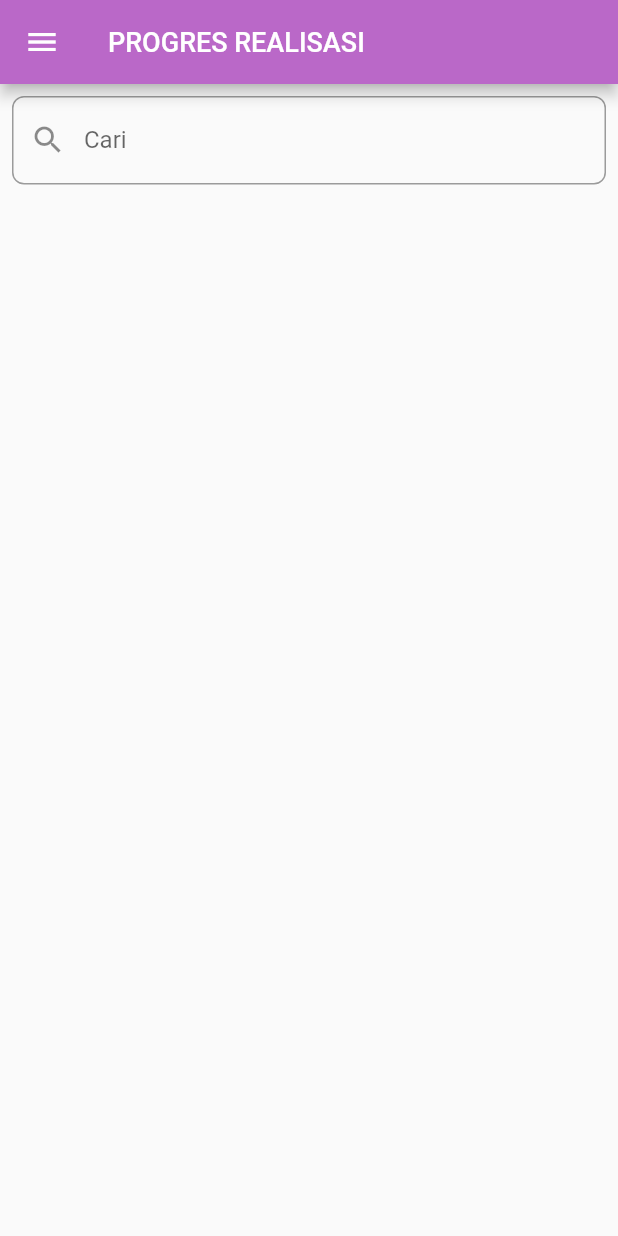
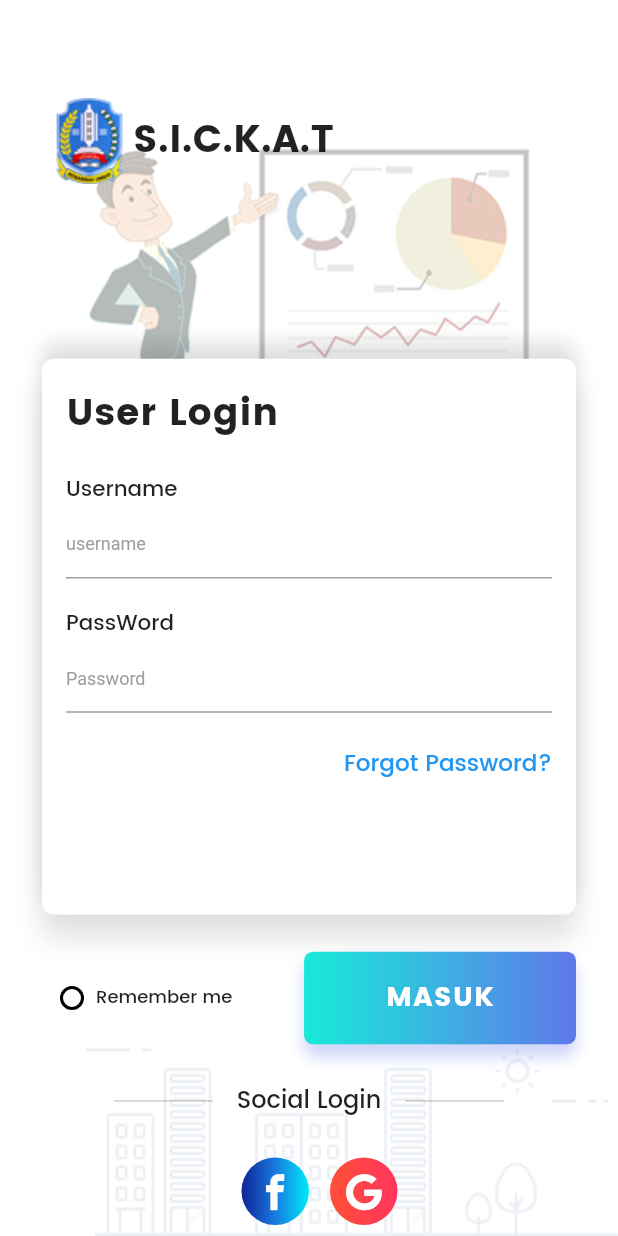
Before and after one commit to Ekhel/Http-Request-dari-Web-Services-API-Flutter, a Flutter app: the screen it shows after launch, on a phone screen of 412 x 824 dp. Run offline on Flutter 3.47's test engine with Material 2 defaults, Android fonts, the phone set to English and light mode, and no system bars; our stand-ins replace carousel_pro, flutter_screenutil.

Commit message:
Login & Cards

```diff
--- /dev/null
+++ b/lib/CustomIcons.dart
@@ -0,0 +1,9 @@
+import 'package:flutter/material.dart';
+
+class CustomIcons {
+  static const IconData twitter = IconData(0xe900, fontFamily: "CustomIcons");
+  static const IconData facebook = IconData(0xe901, fontFamily: "CustomIcons");
+  static const IconData googlePlus =
+      IconData(0xe902, fontFamily: "CustomIcons");
+  static const IconData linkedin = IconData(0xe903, fontFamily: "CustomIcons");
+}
--- /dev/null
+++ b/lib/Widgets/FormCard.dart
@@ -0,0 +1,78 @@
+import 'package:flutter/material.dart';
+import 'package:flutter_screenutil/flutter_screenutil.dart';
+
+class FormCard extends StatelessWidget {
+  @override
+  Widget build(BuildContext context) {
+    return new Container(
+      width: double.infinity,
+      height: ScreenUtil.getInstance().setHeight(600),
+      decoration: BoxDecoration(
+          color: Colors.white,
+          borderRadius: BorderRadius.circular(8.0),
+          boxShadow: [
+            BoxShadow(
+                color: Colors.black12,
+                offset: Offset(0.0, 15.0),
+                blurRadius: 15.0),
+            BoxShadow(
+                color: Colors.black12,
+                offset: Offset(0.0, -10.0),
+                blurRadius: 10.0),
+          ]),
+      child: Padding(
+        padding: EdgeInsets.only(left: 16.0, right: 16.0, top: 16.0),
+        child: Column(
+          crossAxisAlignment: CrossAxisAlignment.start,
+          children: <Widget>[
+            Text("User Login",
+                style: TextStyle(
+                    fontSize: ScreenUtil.getInstance().setSp(45),
+                    fontFamily: "Poppins-Bold",
+                    letterSpacing: .6)),
+            SizedBox(
+              height: ScreenUtil.getInstance().setHeight(30),
+            ),
+            Text("Username",
+                style: TextStyle(
+                    fontFamily: "Poppins-Medium",
+                    fontSize: ScreenUtil.getInstance().setSp(26))),
+            TextField(
+              decoration: InputDecoration(
+                  hintText: "username",
+                  hintStyle: TextStyle(color: Colors.grey, fontSize: 12.0)),
+            ),
+            SizedBox(
+              height: ScreenUtil.getInstance().setHeight(30),
+            ),
+            Text("PassWord",
+                style: TextStyle(
+                    fontFamily: "Poppins-Medium",
+                    fontSize: ScreenUtil.getInstance().setSp(26))),
+            TextField(
+              obscureText: true,
+              decoration: InputDecoration(
+                  hintText: "Password",
+                  hintStyle: TextStyle(color: Colors.grey, fontSize: 12.0)),
+            ),
+            SizedBox(
+              height: ScreenUtil.getInstance().setHeight(35),
+            ),
+            Row(
+              mainAxisAlignment: MainAxisAlignment.end,
+              children: <Widget>[
+                Text(
+                  "Forgot Password?",
+                  style: TextStyle(
+                      color: Colors.blue,
+                      fontFamily: "Poppins-Medium",
+                      fontSize: ScreenUtil.getInstance().setSp(28)),
+                )
+              ],
+            )
+          ],
+        ),
+      ),
+    );
+  }
+}
--- /dev/null
+++ b/lib/Widgets/SocialIcons.dart
@@ -0,0 +1,26 @@
+import 'package:flutter/material.dart';
+
+class SocialIcon extends StatelessWidget {
+  final List<Color> colors;
+  final IconData iconData;
+  final Function onPressed;
+  SocialIcon({this.colors, this.iconData, this.onPressed});
+  @override
+  Widget build(BuildContext context) {
+    return new Padding(
+      padding: EdgeInsets.only(left: 14.0),
+      child: Container(
+        width: 45.0,
+        height: 45.0,
+        decoration: BoxDecoration(
+            shape: BoxShape.circle,
+            gradient: LinearGradient(colors: colors, tileMode: TileMode.clamp)),
+        child: RawMaterialButton(
+          shape: CircleBorder(),
+          onPressed: onPressed,
+          child: Icon(iconData, color: Colors.white),
+        ),
+      ),
+    );
+  }
+}
--- a/lib/main.dart
+++ b/lib/main.dart
@@ -4,10 +4,11 @@ import 'package:http/http.dart' as http;
 import 'dart:async';
 import 'dart:convert';
 import './page/detail.dart';
+import './page/login.dart';
 
 void main() {
   runApp(MaterialApp(
-    home: HomePage(),
+    home: Login(),
   ));
 }
 
@@ -106,6 +107,22 @@ class _HomePageState extends State<HomePage> {
                 ),
               ),
             ),
+            InkWell(
+              onTap: () {
+                Navigator.push(
+                  context,
+                  MaterialPageRoute(builder: (context) => Login())
+                );
+              },
+              child: ListTile(
+                title:
+                    Text("Log Out", style: TextStyle(color: Colors.green[800])),
+                leading: Icon(
+                  Icons.exit_to_app,
+                  color: Colors.green[600],
+                ),
+              ),
+            ),
           ],
         ),
       ),
@@ -129,6 +146,7 @@ class _HomePageState extends State<HomePage> {
             ),
             Expanded(
                 child: ListView.builder(
+
                   itemCount: userData == null ? 0 : userData.length,
                   itemBuilder: (BuildContext context, int index){
                     return Card(
--- a/lib/page/detail.dart
+++ b/lib/page/detail.dart
@@ -1,15 +1,37 @@
 import 'package:flutter/material.dart';
 import 'package:carousel_pro/carousel_pro.dart';
+import 'package:http/http.dart' as http;
+import 'dart:async';
+import 'dart:convert';
 import '../main.dart';
 
 class Detail extends StatefulWidget {
+  //final String skpd;
+  //Detail({Key key, this.skpd}) : super(key: key);
+
   @override
   _DetailState createState() => _DetailState();
 }
 
 class _DetailState extends State<Detail> {
+  static String skpd;
+  Map data;
+  List dataDetail;
+
+  String url = 'http://sickat.jayapurakab.go.id/api/get_detail_realisasi_pd/2';
+  Future getData() async {
+    http.Response response =
+        await http.get('http://sickat.jayapurakab.go.id/api/get_detail_realisasi_pd/2');
+    data = json.decode(response.body);
+    setState(() {
+      dataDetail = data["skpd"];
+    });
+    debugPrint(dataDetail.toString());
+  }
+
+
   Widget imageCarousel = new Container(
-      height: 200.0,
+      height: 150.0,
       child: Carousel(
         overlayShadow: false,
         borderRadius: true,
@@ -43,24 +65,24 @@ class _DetailState extends State<Detail> {
             )
           ],
         ),
-        body: ListView(
-          children: <Widget>[
-            SizedBox(height: 5.0),
-            imageCarousel,
-            Padding(
-              padding: const EdgeInsets.only(
-                top: 8.0,
-                left: 8.0,
+        body: ListView.builder(
+          scrollDirection: Axis.vertical,
+          itemCount: dataDetail == null ? 0 : dataDetail.length,
+          itemBuilder: (BuildContext context, int index){
+            imageCarousel;
+            return Card(
+              child: Padding(
+                padding: const EdgeInsets.symmetric(
+                  vertical: 16.0,
+                  horizontal: 24.0,
+                ),
+                child: ListTile(
+                  title: Text("Dinas Kesehatan".toUpperCase()),
+                  subtitle: Text("11.200.000"),
+                ),
               ),
-              child: Text(
-                'Detail Realisasi DINKES',
-                style: TextStyle(
-                    fontWeight: FontWeight.bold,
-                    fontSize: 18.0,
-                    color: Colors.purpleAccent),
-              ),
-            ),
-          ],
+            );
+          }
         ),
       ),
     );
--- /dev/null
+++ b/lib/page/login.dart
@@ -0,0 +1,226 @@
+import 'package:flutter/material.dart';
+import 'package:flutter_screenutil/flutter_screenutil.dart';
+import '../Widgets/FormCard.dart';
+import '../Widgets/SocialIcons.dart';
+import '../CustomIcons.dart';
+import '../main.dart';
+
+class Login extends StatefulWidget {
+  @override
+  _LoginState createState() => _LoginState();
+}
+
+class _LoginState extends State<Login> {
+  bool _isSelected = false;
+
+  void _radio()   {
+    setState(() {
+      _isSelected = !_isSelected;
+    });
+  }
+
+  Widget radioButton(bool isSelected) => Container(
+        width: 16.0,
+        height: 16.0,
+        padding: EdgeInsets.all(2.0),
+        decoration: BoxDecoration(
+            shape: BoxShape.circle,
+            border: Border.all(width: 2.0, color: Colors.black)),
+        child: isSelected
+            ? Container(
+                width: double.infinity,
+                height: double.infinity,
+                decoration:
+                    BoxDecoration(shape: BoxShape.circle, color: Colors.black),
+              )
+            : Container(),
+      );
+
+  Widget horizontalLine() => Padding(
+        padding: EdgeInsets.symmetric(horizontal: 16.0),
+        child: Container(
+          width: ScreenUtil.getInstance().setWidth(120),
+          height: 1.0,
+          color: Colors.black26.withOpacity(.2),
+        ),
+      );
+
+  @override
+  Widget build(BuildContext context) {
+    ScreenUtil.instance = ScreenUtil.getInstance()..init(context);
+    ScreenUtil.instance =
+        ScreenUtil(width: 750, height: 1334, allowFontScaling: true);
+    return new Scaffold(
+      backgroundColor: Colors.white,
+      resizeToAvoidBottomPadding: true,
+      body: Stack(
+        fit: StackFit.expand,
+        children: <Widget>[
+          Column(
+            crossAxisAlignment: CrossAxisAlignment.end,
+            children: <Widget>[
+              Padding(
+                padding: EdgeInsets.only(top: 20.0),
+                child: Image.asset("assets/image_01.png"),
+              ),
+              Expanded(
+                child: Container(),
+              ),
+              Image.asset("assets/image_02.png")
+            ],
+          ),
+          SingleChildScrollView(
+            child: Padding(
+              padding: EdgeInsets.only(left: 28.0, right: 28.0, top: 60.0),
+              child: Column(
+                children: <Widget>[
+                  Row(
+                    children: <Widget>[
+                      Image.asset(
+                        "assets/logo_kab.png",
+                        width: ScreenUtil.getInstance().setWidth(110),
+                        height: ScreenUtil.getInstance().setHeight(110),
+                      ),
+                      Text("S.I.C.K.A.T",
+                          style: TextStyle(
+                              fontFamily: "Poppins-Bold",
+                              fontSize: ScreenUtil.getInstance().setSp(46),
+                              letterSpacing: .6,
+                              fontWeight: FontWeight.bold)),
+                      new Divider(),
+
+
+                    ],
+                  ),
+                  SizedBox(
+                    height: ScreenUtil.getInstance().setHeight(180),
+                  ),
+                  FormCard(),
+                  SizedBox(height: ScreenUtil.getInstance().setHeight(40)),
+                  Row(
+                    mainAxisAlignment: MainAxisAlignment.spaceBetween,
+                    children: <Widget>[
+                      Row(
+                        children: <Widget>[
+                          SizedBox(
+                            width: 12.0,
+                          ),
+                          GestureDetector(
+                            onTap: _radio,
+                            child: radioButton(_isSelected),
+                          ),
+                          SizedBox(
+                            width: 8.0,
+                          ),
+                          Text("Remember me",
+                              style: TextStyle(
+                                  fontSize: 12, fontFamily: "Poppins-Medium"))
+                        ],
+                      ),
+                      InkWell(
+                        child: Container(
+                          width: ScreenUtil.getInstance().setWidth(330),
+                          height: ScreenUtil.getInstance().setHeight(100),
+                          decoration: BoxDecoration(
+                              gradient: LinearGradient(colors: [
+                                Color(0xFF17ead9),
+                                Color(0xFF6078ea)
+                              ]),
+                              borderRadius: BorderRadius.circular(6.0),
+                              boxShadow: [
+                                BoxShadow(
+                                    color: Color(0xFF6078ea).withOpacity(.3),
+                                    offset: Offset(0.0, 8.0),
+                                    blurRadius: 8.0)
+                              ]),
+                          child: Material(
+                            color: Colors.transparent,
+                            child: InkWell(
+                              onTap: () {
+                                Navigator.push(
+                                  context,
+                                  MaterialPageRoute(
+                                    builder: (context) => HomePage()
+                                  )
+                                );
+                              },
+                              child: Center(
+                                child: Text("MASUK",
+                                    style: TextStyle(
+                                        color: Colors.white,
+                                        fontFamily: "Poppins-Bold",
+                                        fontSize: 18,
+                                        letterSpacing: 1.0)),
+                              ),
+                            ),
+                          ),
+                        ),
+                      )
+                    ],
+                  ),
+                  SizedBox(
+                    height: ScreenUtil.getInstance().setHeight(40),
+                  ),
+                  Row(
+                    mainAxisAlignment: MainAxisAlignment.center,
+                    children: <Widget>[
+                      horizontalLine(),
+                      Text("Social Login",
+                          style: TextStyle(
+                              fontSize: 16.0, fontFamily: "Poppins-Medium")),
+                      horizontalLine()
+                    ],
+                  ),
+                  SizedBox(
+                    height: ScreenUtil.getInstance().setHeight(40),
+                  ),
+                  Row(
+                    mainAxisAlignment: MainAxisAlignment.center,
+                    children: <Widget>[
+                      SocialIcon(
+                        colors: [
+                          Color(0xFF102397),
+                          Color(0xFF187adf),
+                          Color(0xFF00eaf8),
+                        ],
+                        iconData: CustomIcons.facebook,
+                        onPressed: () {},
+                      ),
+                      SocialIcon(
+                        colors: [
+                          Color(0xFFff4f38),
+                          Color(0xFFff355d),
+                        ],
+                        iconData: CustomIcons.googlePlus,
+                        onPressed: () {},
+                      ),
+                    ],
+                  ),
+                  SizedBox(
+                    height: ScreenUtil.getInstance().setHeight(30),
+                  ),
+                  Row(
+                    mainAxisAlignment: MainAxisAlignment.center,
+                    children: <Widget>[
+                      Text(
+                        "New User? ",
+                        style: TextStyle(fontFamily: "Poppins-Medium"),
+                      ),
+                      InkWell(
+                        onTap: () {},
+                        child: Text("SignUp",
+                            style: TextStyle(
+                                color: Color(0xFF5d74e3),
+                                fontFamily: "Poppins-Bold")),
+                      )
+                    ],
+                  )
+                ],
+              ),
+            ),
+          )
+        ],
+      ),
+    );
+  }
+}
```
Also changed, not shown: pubspec.yaml (+16 -11 lines), assets/fonts/CustomIcons.ttf (added), assets/fonts/Poppins-Bold.ttf (added), assets/fonts/Poppins-Medium.ttf (added), assets/image_01.png (added), assets/image_02.png (added), assets/logo_kab.png (added), pubspec.lock.
